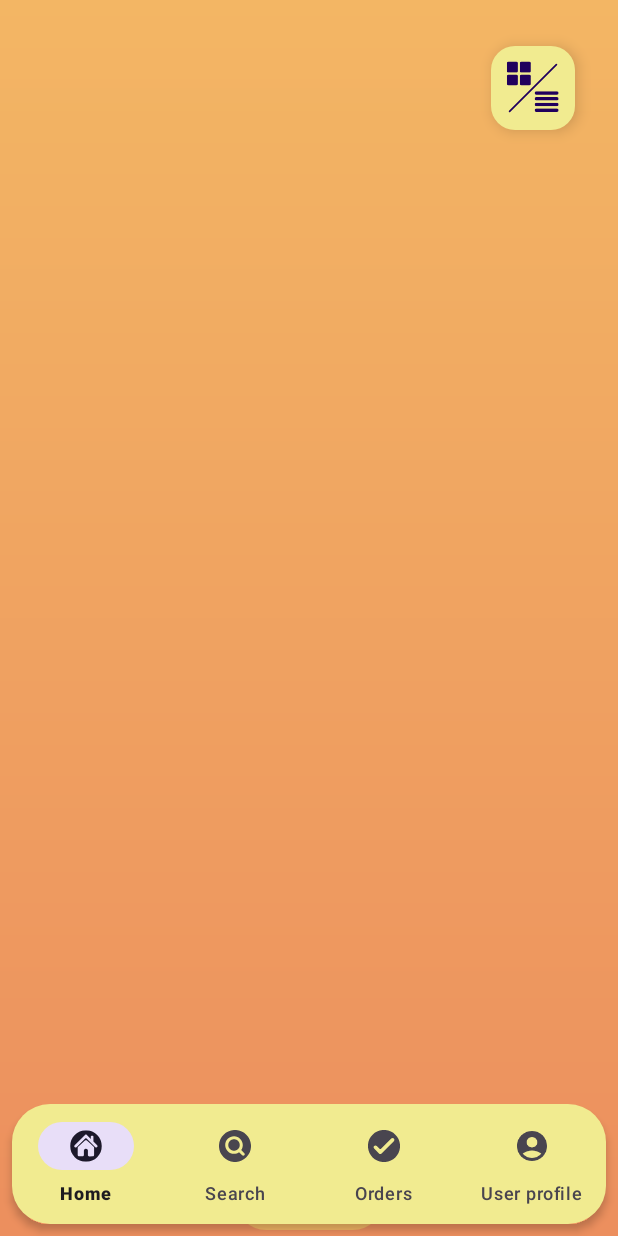
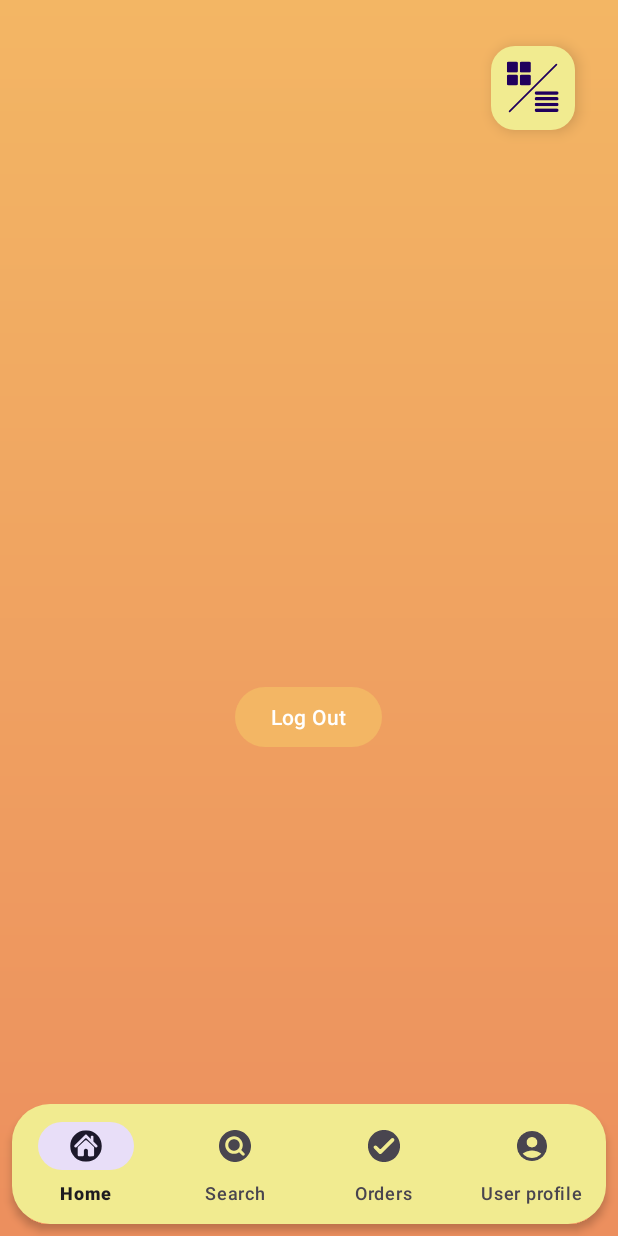
Before and after one commit to AlloySensei/PUPMunchMapp, an Android app: the HomeFragment screen opened directly, with no data from a screen before it, on a phone screen of 412 x 824 dp. Run offline under Robolectric (Android 15) with nearby library versions, the phone set to English and light mode, and no system bars; our stand-ins replace Firebase (no records; nobody signed in at launch, a user with empty details on screens opened directly); Roboto replaces fonts that are not available here.

Commit message:
Fixed minor error

```diff
--- a/app/src/main/res/layout/fragment_home.xml
+++ b/app/src/main/res/layout/fragment_home.xml
@@ -39,11 +39,13 @@
         android:layout_width="wrap_content"
         android:layout_height="wrap_content"
         android:layout_marginTop="32dp"
+        android:layout_marginBottom="256dp"
         android:text="@string/btnLogOut"
         app:layout_constraintBottom_toBottomOf="parent"
         app:layout_constraintEnd_toEndOf="parent"
+        app:layout_constraintHorizontal_bias="0.498"
         app:layout_constraintStart_toStartOf="parent"
-        app:layout_constraintTop_toBottomOf="@+id/textView2"
+        app:layout_constraintTop_toBottomOf="@+id/userName"
         app:layout_constraintVertical_bias="0.0" />
 
 </androidx.constraintlayout.widget.ConstraintLayout>
```
